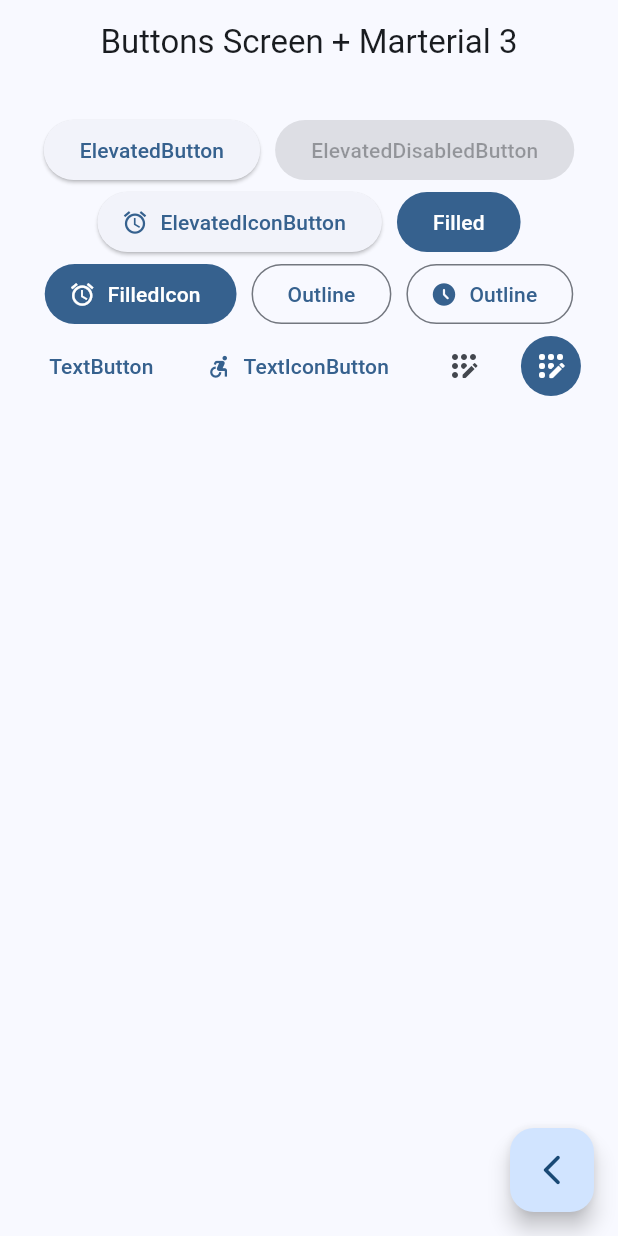
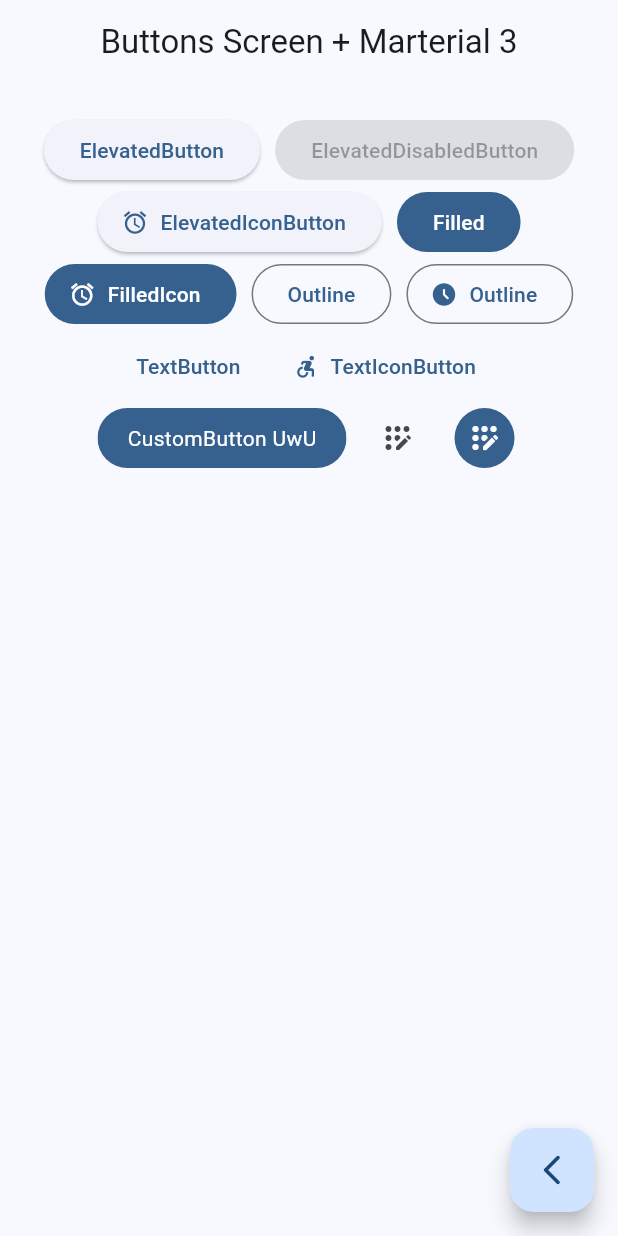
Before and after one commit to UN1T7D/widget_app, a Flutter app: the ButtonsScreen screen opened by its route, on a phone screen of 412 x 824 dp. Run offline on Flutter 3.47's test engine with Material 3 defaults, Android fonts, the phone set to English and light mode, and no system bars; our stand-ins replace go_router.

Commit message:
custom button

```diff
--- a/lib/presentation/screens/buttons/buttons_screen.dart
+++ b/lib/presentation/screens/buttons/buttons_screen.dart
@@ -63,6 +63,7 @@ class _ButtonsView extends StatelessWidget {
                 label: const Text('TextIconButton')),
 
             //TODO:
+            const CustomButton(),
 
             IconButton(
                 onPressed: () {},
@@ -80,3 +81,28 @@ class _ButtonsView extends StatelessWidget {
     );
   }
 }
+
+class CustomButton extends StatelessWidget {
+  const CustomButton({Key? key}) : super(key: key);
+
+  @override
+  Widget build(BuildContext context) {
+    final colors = Theme.of(context).colorScheme;
+
+    return ClipRRect(
+      borderRadius: BorderRadius.circular(20),
+      child: Material(
+        color: colors.primary,
+        child: InkWell(
+          onTap: () {},
+          child: const Padding(
+              padding: EdgeInsets.symmetric(horizontal: 20, vertical: 10),
+              child: Text(
+                'CustomButton UwU',
+                style: TextStyle(color: Colors.white),
+              )),
+        ),
+      ),
+    );
+  }
+}
```
